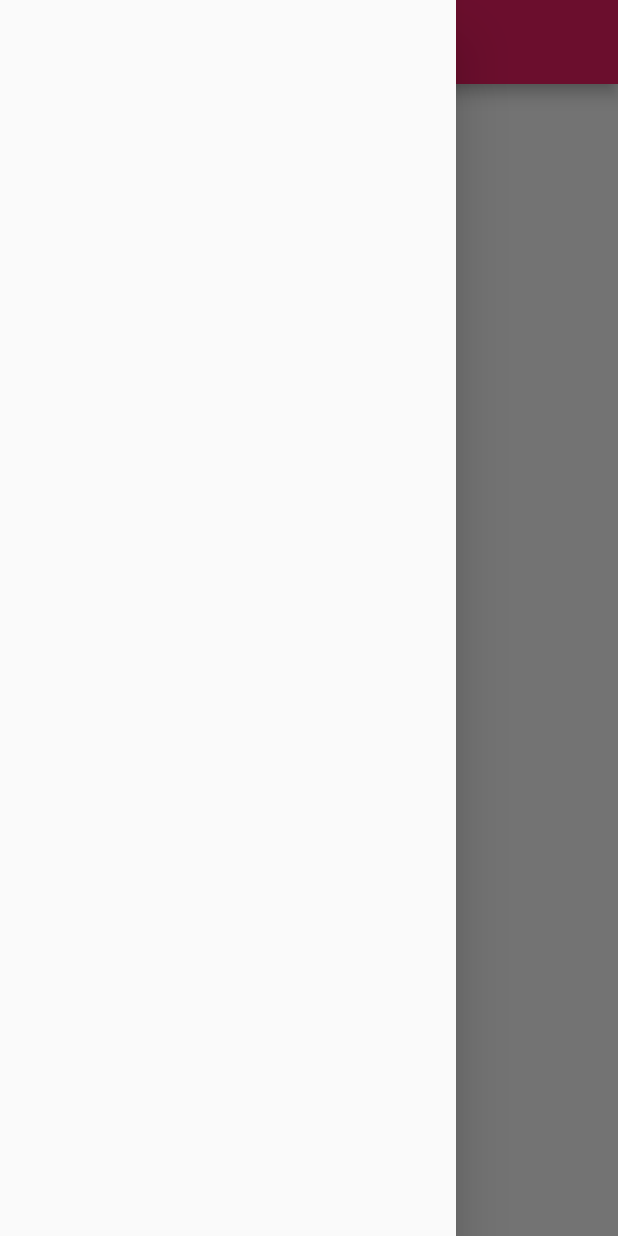
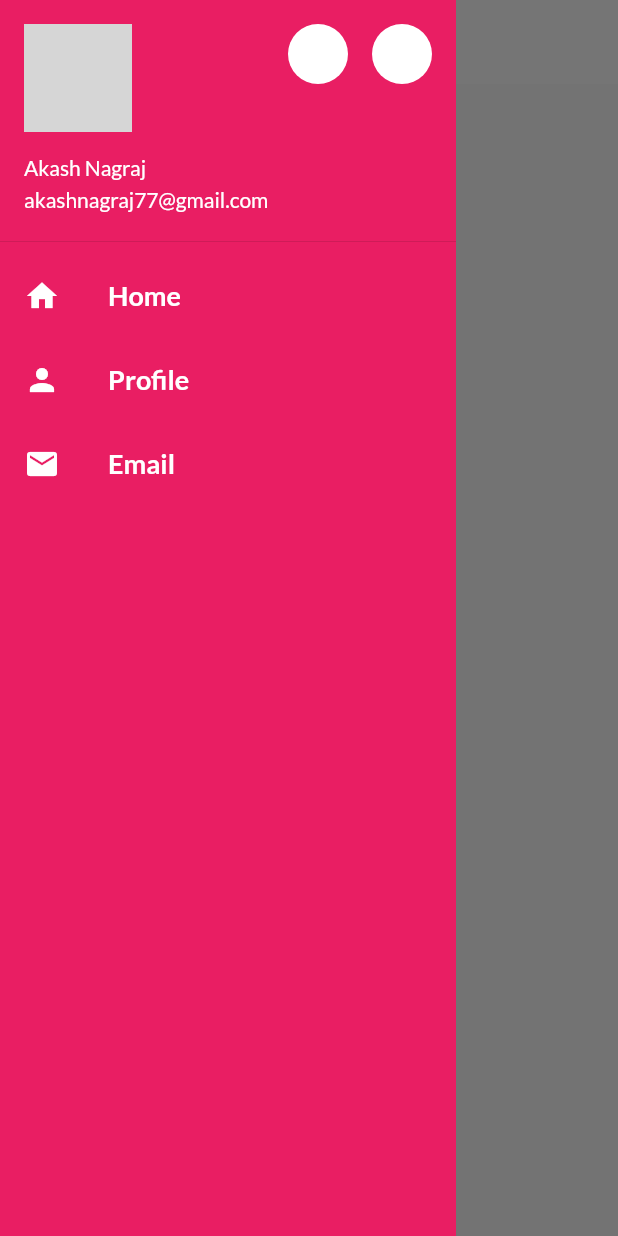
Before and after one commit to Akashnagraj/October24Codepur, a Flutter app: the CodePurHindi screen opened by its route, with the side drawer open, on a phone screen of 412 x 824 dp. Run offline on Flutter 3.47's test engine with Material 3 defaults, Android fonts, the phone set to English and light mode, and no system bars; our stand-ins replace google_fonts; network calls fail; grey boxes are pictures that could not be loaded.

Commit message:
Themes extracted

```diff
--- a/lib/main.dart
+++ b/lib/main.dart
@@ -1,6 +1,7 @@
 import 'package:codepur_hindi/screens/homepage.dart';
 import 'package:codepur_hindi/screens/login_page.dart';
 import 'package:codepur_hindi/utils/myroutes.dart';
+import 'package:codepur_hindi/widgets/theme.dart';
 import 'package:flutter/material.dart';
 import 'package:google_fonts/google_fonts.dart';
 
@@ -15,15 +16,11 @@ class MyApp extends StatelessWidget {
   Widget build(BuildContext context) {
     return MaterialApp(
       debugShowCheckedModeBanner: false,
-      theme: ThemeData(
-        useMaterial3: false,
-        primarySwatch: Colors.pink,
-        fontFamily: GoogleFonts.lato(fontSize: 30).fontFamily,
-      ),
+      theme: AkashTheme.ourTheme(context),
       routes: {
-        "/": (context) => LoginPage(),
+        "/": (context) => CodePurHindi(),
         MyRoutes.loginRoute: (context) => LoginPage(),
-        MyRoutes.homeRoute : (context)=> CodePurHindi(),
+        MyRoutes.homeRoute: (context) => CodePurHindi(),
       },
     );
   }
--- a/lib/screens/homepage.dart
+++ b/lib/screens/homepage.dart
@@ -1,3 +1,4 @@
+import 'package:codepur_hindi/widgets/drawer_content.dart';
 import 'package:flutter/material.dart';
 
 class CodePurHindi extends StatelessWidget {
@@ -6,14 +7,15 @@ class CodePurHindi extends StatelessWidget {
   @override
   Widget build(BuildContext context) {
     return Scaffold(
-      // backgroundColor: const Color.fromARGB(255, 67, 45, 53),
       appBar: AppBar(
-        title: Text("Catalog App"),
+        title: Text(
+          "Catalog App",
+        ),
       ),
       body: Center(
         child: Text("30 days of Flutter by CodePur"),
       ),
-      drawer: Drawer(),
+      drawer: AkashDrawer(),
     );
   }
 }
--- /dev/null
+++ b/lib/widgets/drawer_content.dart
@@ -0,0 +1,79 @@
+import 'package:flutter/material.dart';
+
+class AkashDrawer extends StatelessWidget {
+  final String urlImage =
+      "https://images.pexels.com/photos/771742/pexels-photo-771742.jpeg?auto=compress&cs=tinysrgb&dpr=1&w=500";
+
+  @override
+  Widget build(BuildContext context) {
+    return Drawer(
+      elevation: 0,
+      child: Container(
+        color: Colors.pink,
+        child: ListView(
+          padding: EdgeInsets.zero,
+          children: [
+            DrawerHeader(
+              padding: EdgeInsets.zero,
+              child: UserAccountsDrawerHeader(
+                margin: EdgeInsets.zero,
+                accountName: Text("Akash Nagraj"),
+                accountEmail: Text("akashnagraj77@gmail.com"),
+                currentAccountPicture: CircleAvatar(
+                  backgroundImage: NetworkImage(urlImage),
+                ),
+                otherAccountsPictures: [
+                  CircleAvatar(
+                    backgroundColor: Colors.white,
+                  ),
+                  CircleAvatar(
+                    backgroundColor: Colors.white,
+                  ),
+                ],
+              ),
+            ),
+            ListTile(
+              leading: Icon(
+                Icons.home,
+                color: Colors.white,
+              ),
+              title: Text(
+                "Home",
+                style: TextStyle(
+                    color: Colors.white,
+                    fontSize: 18,
+                    fontWeight: FontWeight.bold),
+              ),
+            ),
+            ListTile(
+              leading: Icon(
+                Icons.person,
+                color: Colors.white,
+              ),
+              title: Text(
+                "Profile",
+                style: TextStyle(
+                    color: Colors.white,
+                    fontSize: 18,
+                    fontWeight: FontWeight.bold),
+              ),
+            ),
+            ListTile(
+              leading: Icon(
+                Icons.mail,
+                color: Colors.white,
+              ),
+              title: Text(
+                "Email",
+                style: TextStyle(
+                    color: Colors.white,
+                    fontSize: 18,
+                    fontWeight: FontWeight.bold),
+              ),
+            ),
+          ],
+        ),
+      ),
+    );
+  }
+}
--- /dev/null
+++ b/lib/widgets/theme.dart
@@ -0,0 +1,16 @@
+import 'package:flutter/material.dart';
+import 'package:google_fonts/google_fonts.dart';
+
+class AkashTheme {
+  static ThemeData ourTheme(BuildContext context) => ThemeData(
+        useMaterial3: false,
+        primarySwatch: Colors.pink,
+        fontFamily: GoogleFonts.lato(fontSize: 30).fontFamily,
+        appBarTheme: AppBarTheme(
+          titleTextStyle: Theme.of(context).textTheme.titleLarge,
+          color: Colors.white,
+          elevation: 0,
+          iconTheme: IconThemeData(color: Colors.black),
+        ),
+      );
+}
```
